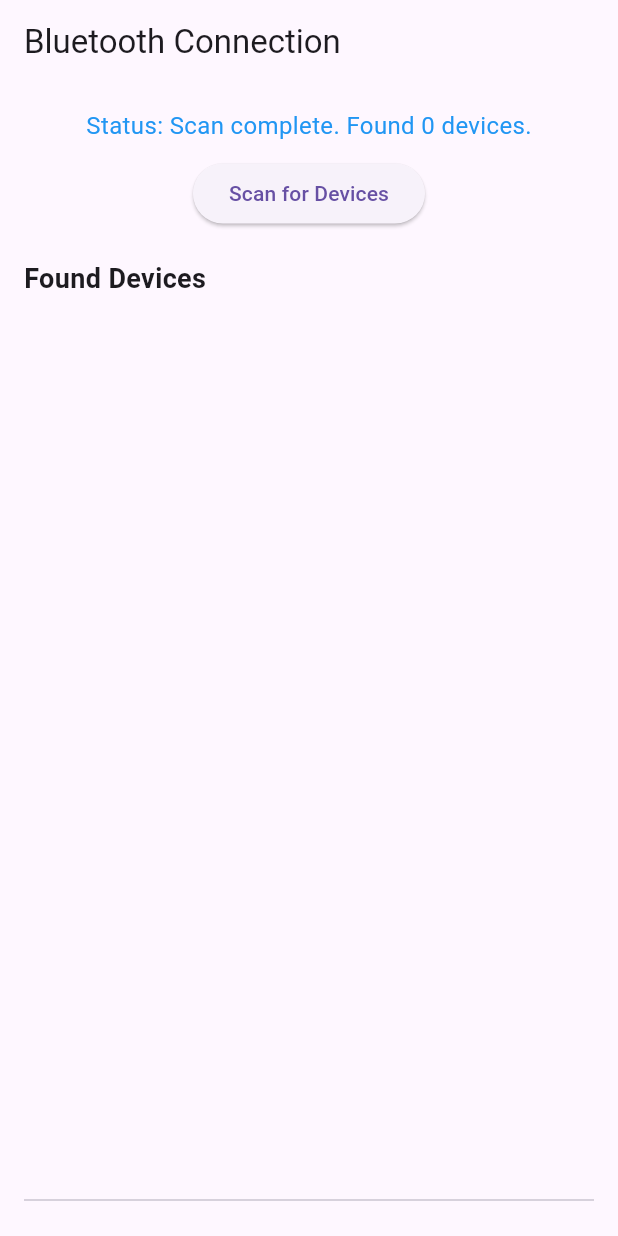
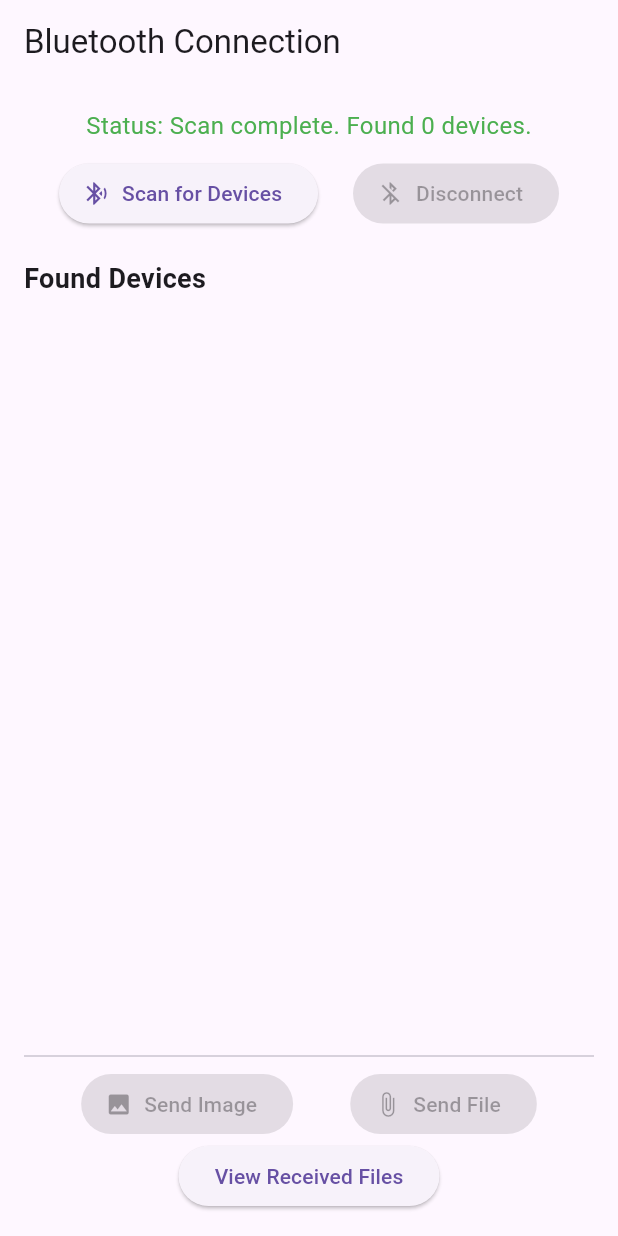
Before and after one commit to Ahmed-Abdelnasser-Dev/bluetooth_test_2, a Flutter app: the screen it shows after launch, after a tap on "Scan for Devices", on a phone screen of 412 x 824 dp. Run offline on Flutter 3.47's test engine with Material 3 defaults, Android fonts, the light colour scheme and no system bars; our stand-ins replace flutter_blue_plus, permission_handler.

```diff
--- a/lib/main.dart
+++ b/lib/main.dart
@@ -1,5 +1,6 @@
 import 'package:flutter/material.dart';
 import 'package:flutter_blue_plus/flutter_blue_plus.dart';
+import 'package:permission_handler/permission_handler.dart';
 
 void main() => runApp(MyApp());
 
@@ -7,12 +8,7 @@ class MyApp extends StatelessWidget {
   @override
   Widget build(BuildContext context) {
     return MaterialApp(
-      home: Scaffold(
-        appBar: AppBar(
-          title: Text('Bluetooth Connection'),
-        ),
-        body: BluetoothConnector(),
-      ),
+      home: BluetoothConnector(),
     );
   }
 }
@@ -28,32 +24,149 @@ class _BluetoothConnectorState extends State<BluetoothConnector> {
   BluetoothDevice? connectedDevice;
   BluetoothCharacteristic? characteristic;
   String status = 'Idle';
-  String receivedData = '';
+  bool isSendingData = false;
+  List<String> receivedFiles = [];
 
   @override
   void initState() {
     super.initState();
   }
 
-  void startScan() {
+  // Navigate to the Received Files page
+  void navigateToReceivedFiles() {
+    Navigator.push(
+      context,
+      MaterialPageRoute(
+          builder: (context) =>
+              ReceivedFilesPage(receivedFiles: receivedFiles)),
+    );
+  }
+
+  @override
+  Widget build(BuildContext context) {
+    return Scaffold(
+      appBar: AppBar(
+        title: Text('Bluetooth Connection'),
+      ),
+      body: Padding(
+        padding: const EdgeInsets.all(16.0),
+        child: Column(
+          children: [
+            if (connectedDevice != null) ...[
+              Text(
+                'Connected Device: ${connectedDevice!.name}',
+                style: TextStyle(fontSize: 18, fontWeight: FontWeight.bold),
+              ),
+              SizedBox(height: 10),
+            ],
+            Text(
+              'Status: $status',
+              style: TextStyle(
+                fontSize: 16,
+                color: status.contains('Error') ? Colors.red : Colors.green,
+              ),
+            ),
+            SizedBox(height: 10),
+            Row(
+              mainAxisAlignment: MainAxisAlignment.spaceEvenly,
+              children: [
+                ElevatedButton.icon(
+                  onPressed: connectedDevice == null ? startScan : null,
+                  icon: const Icon(Icons.bluetooth_searching),
+                  label: Text('Scan for Devices'),
+                ),
+                ElevatedButton.icon(
+                  onPressed: connectedDevice != null ? disconnectDevice : null,
+                  icon: const Icon(Icons.bluetooth_disabled),
+                  label: const Text('Disconnect'),
+                ),
+              ],
+            ),
+            SizedBox(height: 20),
+            Expanded(
+              child: Column(
+                crossAxisAlignment: CrossAxisAlignment.start,
+                children: [
+                  const Text(
+                    'Found Devices',
+                    style: TextStyle(fontSize: 18, fontWeight: FontWeight.bold),
+                  ),
+                  Expanded(
+                    child: ListView.builder(
+                      itemCount: devices.length,
+                      itemBuilder: (context, index) {
+                        return ListTile(
+                          title: Text(devices[index].platformName),
+                          subtitle: Text(devices[index].id.toString()),
+                          onTap: () => pairDevice(devices[index]),
+                        );
+                      },
+                    ),
+                  ),
+                ],
+              ),
+            ),
+            Divider(),
+            Row(
+              mainAxisAlignment: MainAxisAlignment.spaceEvenly,
+              children: [
+                ElevatedButton.icon(
+                  onPressed: null,
+                  icon: Icon(Icons.image),
+                  label: Text('Send Image'),
+                ),
+                ElevatedButton.icon(
+                  onPressed: null,
+                  icon: Icon(Icons.attach_file),
+                  label: Text('Send File'),
+                ),
+              ],
+            ),
+            // Button to navigate to received files page
+            ElevatedButton(
+              onPressed: navigateToReceivedFiles,
+              child: Text('View Received Files'),
+            ),
+          ],
+        ),
+      ),
+    );
+  }
+
+  void startScan() async {
+    Map<Permission, PermissionStatus> statuses = await [
+      Permission.bluetooth,
+      Permission.bluetoothScan,
+      Permission.bluetoothConnect,
+      Permission.location,
+    ].request();
+
+    if (statuses[Permission.bluetooth]?.isGranted == true &&
+        statuses[Permission.bluetoothScan]?.isGranted == true &&
+        statuses[Permission.bluetoothConnect]?.isGranted == true &&
+        statuses[Permission.location]?.isGranted == true) {
       setState(() {
         status = 'Scanning for devices...';
       });
-    FlutterBluePlus.startScan(timeout: Duration(seconds: 4)).catchError((e) {
-      setState(() {
-        status = 'Error scanning for devices: $e';
-      });
-    });
+
+      try {
+        await FlutterBluePlus.startScan(timeout: Duration(seconds: 4));
         FlutterBluePlus.scanResults.listen((results) {
           setState(() {
             devices = results.map((r) => r.device).toList();
             status = 'Scan complete. Found ${devices.length} devices.';
           });
-    }).onError((error) {
+        });
+      } catch (e) {
         setState(() {
-        status = 'Error during scanning: $error';
+          status = 'Error scanning for devices: $e';
         });
+      }
+    } else {
+      setState(() {
+        status = 'Permission(s) denied';
       });
+    }
   }
 
   void pairDevice(BluetoothDevice device) async {
@@ -117,111 +230,30 @@ class _BluetoothConnectorState extends State<BluetoothConnector> {
       }
     }
   }
-
-  void sendData(String data) async {
-    if (characteristic != null) {
-      try {
-        await characteristic!.write(data.codeUnits);
-        setState(() {
-          status = 'Data sent: $data';
-        });
-      } catch (e) {
-        setState(() {
-          status = 'Error sending data: $e';
-        });
-      }
-    }
 }
 
-  Future<void> receiveData() async {
-    if (characteristic != null) {
-      try {
-        var value = await characteristic!.read();
-        String receivedDataStr = String.fromCharCodes(value);
-        setState(() {
-          receivedData = receivedDataStr;
-          status = 'Data received: $receivedData';
-        });
-        print('Received data (string): $receivedDataStr');
-      } catch (e) {
-        setState(() {
-          status = 'Error receiving data: $e';
-        });
-        print('Error receiving data: $e');
-      }
-    }
-  }
+class ReceivedFilesPage extends StatelessWidget {
+  final List<String> receivedFiles;
+
+  ReceivedFilesPage({required this.receivedFiles});
 
   @override
   Widget build(BuildContext context) {
-    return Padding(
+    return Scaffold(
+      appBar: AppBar(
+        title: Text('Received Files'),
+      ),
+      body: Padding(
         padding: const EdgeInsets.all(16.0),
-      child: Column(
-        children: [
-          Text(
-            'Status: $status',
-            style: TextStyle(fontSize: 16, color: Colors.blue),
-          ),
-          SizedBox(height: 10),
-          Row(
-            mainAxisAlignment: MainAxisAlignment.spaceEvenly,
-            children: [
-              ElevatedButton(
-                onPressed: startScan,
-                child: Text('Scan for Devices'),
-              ),
-              if (connectedDevice != null)
-                ElevatedButton(
-                  onPressed: disconnectDevice,
-                  child: Text('Disconnect'),
-                ),
-            ],
-          ),
-          SizedBox(height: 20),
-          Expanded(
-            child: Column(
-              crossAxisAlignment: CrossAxisAlignment.start,
-              children: [
-                Text(
-                  'Found Devices',
-                  style: TextStyle(fontSize: 18, fontWeight: FontWeight.bold),
-                ),
-                Expanded(
         child: ListView.builder(
-                    itemCount: devices.length,
+          itemCount: receivedFiles.length,
           itemBuilder: (context, index) {
             return ListTile(
-                        title: Text(devices[index].name),
-                        subtitle: Text(devices[index].id.toString()),
-                        onTap: () => pairDevice(devices[index]),
+              title: Text(receivedFiles[index]),
             );
           },
         ),
       ),
-              ],
-            ),
-          ),
-          Divider(),
-          if (connectedDevice != null) ...[
-            Text(
-              'Connected Device: ${connectedDevice!.name}',
-              style: TextStyle(fontSize: 18, fontWeight: FontWeight.bold),
-            ),
-            TextField(
-              decoration: InputDecoration(labelText: 'Send Data'),
-              onSubmitted: (text) => sendData(text),
-            ),
-            ElevatedButton(
-              onPressed: () => receiveData(),
-              child: Text('Receive Data'),
-            ),
-            Text(
-              'Received Data: $receivedData',
-              style: TextStyle(fontSize: 16, fontStyle: FontStyle.italic),
-            ),
-          ],
-        ],
-      ),
     );
   }
 }
--- a/pubspec.yaml
+++ b/pubspec.yaml
@@ -11,6 +11,7 @@ dependencies:
     sdk: flutter
   flutter_blue_plus:
   permission_handler:
+  bluez: ^0.8.2
 
 dev_dependencies:
   flutter_test:
```
Also changed, not shown: pubspec.lock. Lines whose indentation alone changed are shown as unchanged.
